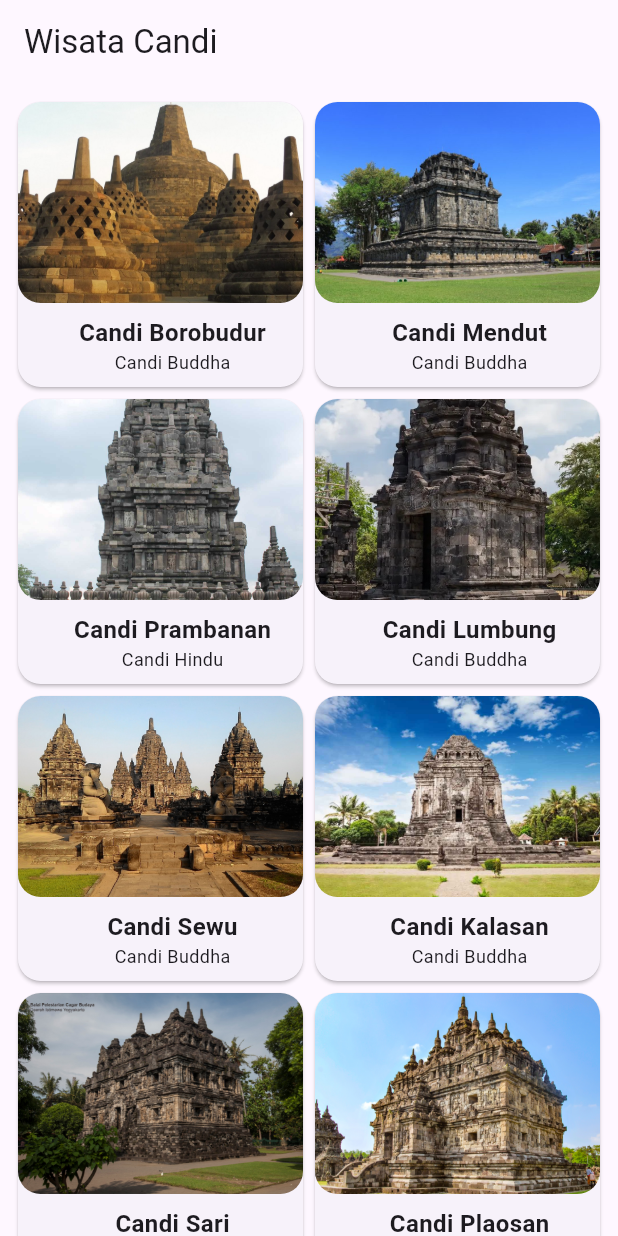
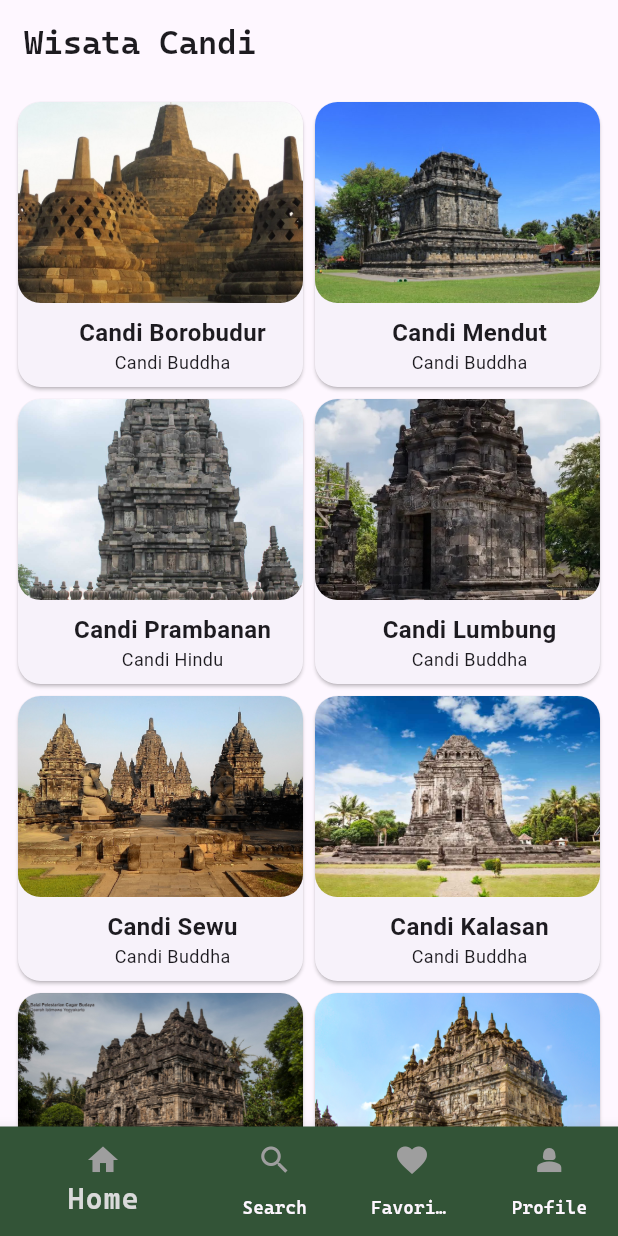
Before and after one commit to Mobile-Programming-MDP/latihan-flutter-adhfac, a Flutter app: the screen it shows after launch, on a phone screen of 412 x 824 dp. Run offline on Flutter 3.47's test engine with Material 3 defaults, Android fonts, the phone set to English and light mode, and no system bars; our stand-ins replace connectivity_plus.

```diff
--- /dev/null
+++ b/wisata_candi/lib/favorite_screen.dart
@@ -0,0 +1,15 @@
+import 'package:flutter/material.dart';
+
+class FavoriteScreen extends StatefulWidget {
+  const FavoriteScreen({super.key});
+
+  @override
+  State<FavoriteScreen> createState() => _FavoriteScreenState();
+}
+
+class _FavoriteScreenState extends State<FavoriteScreen> {
+  @override
+  Widget build(BuildContext context) {
+    return const Placeholder();
+  }
+}
--- a/wisata_candi/lib/home_screen.dart
+++ b/wisata_candi/lib/home_screen.dart
@@ -16,7 +16,7 @@ class _HomeScreenState extends State<HomeScreen> {
     return Scaffold(
       // 1. Buat appbar dengan judul wisata candi
       appBar: AppBar(
-        title: Text('Wisata Candi'),
+        title: Text('Wisata Candi', style:  TextStyle(fontFamily: 'Cascadia')),
       ),
       body: GridView.builder(
         gridDelegate: SliverGridDelegateWithFixedCrossAxisCount(crossAxisCount: 2),
--- a/wisata_candi/lib/main.dart
+++ b/wisata_candi/lib/main.dart
@@ -1,6 +1,7 @@
 import 'package:flutter/material.dart';
 import 'package:wisata_candi/data/candi_data.dart';
 import 'package:wisata_candi/detail_screen.dart';
+import 'package:wisata_candi/favorite_screen.dart';
 import 'package:wisata_candi/home_screen.dart';
 import 'package:wisata_candi/profilescreen.dart';
 import 'package:wisata_candi/search_screen.dart';
@@ -15,10 +16,65 @@ class MainApp extends StatelessWidget {
   @override
   Widget build(BuildContext context) {
     return MaterialApp(
+      title: "Wisata Candi",
       // home: DetailScreen(
       //   candi: candiList[0],
       // ),
-      home: HomeScreen(),
+      home: MainScreen(),
     );
   }
 }
+
+class MainScreen extends StatefulWidget {
+  const MainScreen({super.key});
+
+  @override
+  State<MainScreen> createState() => _MainScreenState();
+}
+
+class _MainScreenState extends State<MainScreen> {
+  // 1. Deklarasikan Variabel
+  int _currentIndex = 0;
+  final List<Widget> _children = [
+    HomeScreen(),
+    SearchScreen(),
+    FavoriteScreen(),
+    Profilescreen()
+  ];
+
+  @override
+  Widget build(BuildContext context) {
+    return Scaffold(
+      // 2. Buat property body berupa widget yang ditampilkan
+      body: _children[_currentIndex],
+      // 3. Buat property bottomNavigationBar dengan nilai Theme
+      bottomNavigationBar: Theme(
+        data: Theme.of(context).copyWith(
+          canvasColor: const Color.fromARGB(255, 51, 84, 55)
+        ),
+        child: BottomNavigationBar(
+          currentIndex: _currentIndex,
+          onTap: (index){
+            setState(() {
+              _currentIndex = index;
+            });
+          },
+          items: [
+            BottomNavigationBarItem(icon: Icon(Icons.home, color: Colors.grey,), label: 'Home'),
+            BottomNavigationBarItem(icon: Icon(Icons.search, color: Colors.grey,), label: 'Search'),
+            BottomNavigationBarItem(icon: Icon(Icons.favorite, color: Colors.grey,), label: 'Favorite'),
+            BottomNavigationBarItem(icon: Icon(Icons.person_2, color: Colors.grey,), label: 'Profile'),
+          ],
+          selectedItemColor: const Color.fromARGB(255, 218, 218, 218),
+          unselectedLabelStyle: TextStyle(fontFamily: 'Cascadia'),
+          selectedLabelStyle: TextStyle(fontFamily: 'Cascadia'),
+          selectedFontSize: 20,
+          showUnselectedLabels: true,
+        ),
+      ),
+
+
+      // 3. Buat data dari child dari Theme
+    );
+  }
+}
--- a/wisata_candi/lib/profilescreen.dart
+++ b/wisata_candi/lib/profilescreen.dart
@@ -36,7 +36,7 @@ class _ProfilescreenState extends State<Profilescreen> {
           Container(
             height: 200,
             width: double.infinity,
-            color: Colors.deepPurple,
+            color: const Color.fromARGB(255, 83, 113, 72),
           ),
           Padding(
             padding: const EdgeInsets.symmetric(horizontal: 16),
@@ -52,7 +52,7 @@ class _ProfilescreenState extends State<Profilescreen> {
                       children: [
                         Container(
                           decoration: BoxDecoration(
-                            border: Border.all(color: Colors.deepPurple, width: 2),
+                            border: Border.all(color: const Color.fromARGB(255, 83, 115, 79), width: 2),
                             shape: BoxShape.circle,
                           ),
                           child: const CircleAvatar(
```
